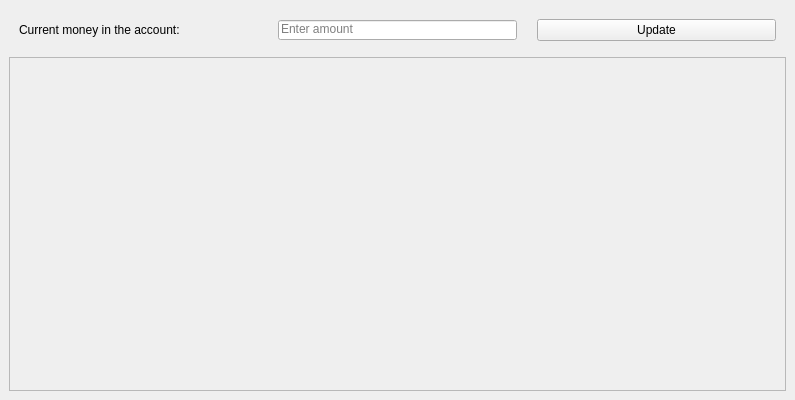
Old version of the form gui/mainWindow.ui in the repository asaf123098/expensesCalculator.
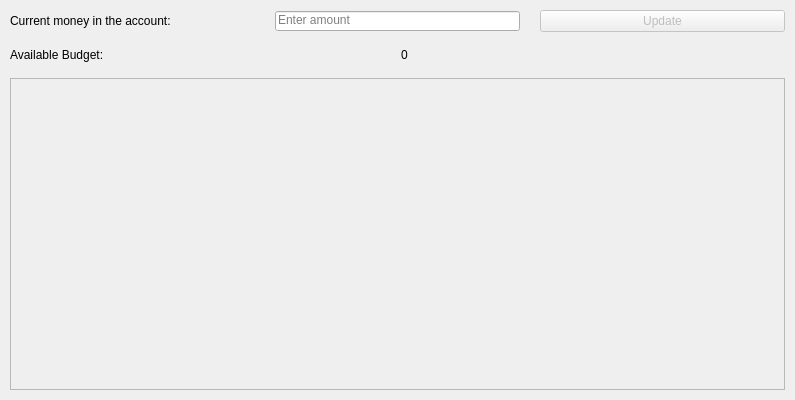
New version of the form.

What changed in the file:
```diff
--- a/gui/mainWindow.ui
+++ b/gui/mainWindow.ui
@@ -48,12 +48,24 @@
     </size>
    </property>
    <layout class="QGridLayout" name="gridLayout">
+    <property name="leftMargin">
+     <number>10</number>
+    </property>
+    <property name="topMargin">
+     <number>10</number>
+    </property>
+    <property name="rightMargin">
+     <number>10</number>
+    </property>
+    <property name="bottomMargin">
+     <number>10</number>
+    </property>
     <item row="0" column="0">
      <layout class="QGridLayout" name="gridLayout_2">
       <property name="sizeConstraint">
        <enum>QLayout::SetMinAndMaxSize</enum>
       </property>
-      <item row="1" column="0">
+      <item row="2" column="0">
        <widget class="QScrollArea" name="scrollArea">
         <property name="sizePolicy">
          <sizepolicy hsizetype="Maximum" vsizetype="Minimum">
@@ -81,8 +93,8 @@
           <rect>
            <x>0</x>
            <y>0</y>
-           <width>773</width>
-           <height>308</height>
+           <width>771</width>
+           <height>298</height>
           </rect>
          </property>
         </widget>
@@ -97,16 +109,16 @@
          <enum>QLayout::SetDefaultConstraint</enum>
         </property>
         <property name="leftMargin">
-         <number>10</number>
+         <number>0</number>
         </property>
         <property name="topMargin">
-         <number>10</number>
+         <number>0</number>
         </property>
         <property name="rightMargin">
-         <number>10</number>
+         <number>0</number>
         </property>
         <property name="bottomMargin">
-         <number>10</number>
+         <number>0</number>
         </property>
         <item>
          <widget class="QLabel" name="label_2">
@@ -173,7 +185,7 @@
         <item>
          <widget class="QPushButton" name="update_button">
           <property name="enabled">
-           <bool>true</bool>
+           <bool>false</bool>
           </property>
           <property name="sizePolicy">
            <sizepolicy hsizetype="Minimum" vsizetype="Fixed">
@@ -200,6 +212,30 @@
         </item>
        </layout>
       </item>
+      <item row="1" column="0">
+       <layout class="QHBoxLayout" name="horizontalLayout_2">
+        <property name="topMargin">
+         <number>10</number>
+        </property>
+        <property name="bottomMargin">
+         <number>10</number>
+        </property>
+        <item>
+         <widget class="QLabel" name="label">
+          <property name="text">
+           <string>Available Budget:</string>
+          </property>
+         </widget>
+        </item>
+        <item>
+         <widget class="QLabel" name="available_budget_label">
+          <property name="text">
+           <string>0</string>
+          </property>
+         </widget>
+        </item>
+       </layout>
+      </item>
      </layout>
     </item>
    </layout>
```
